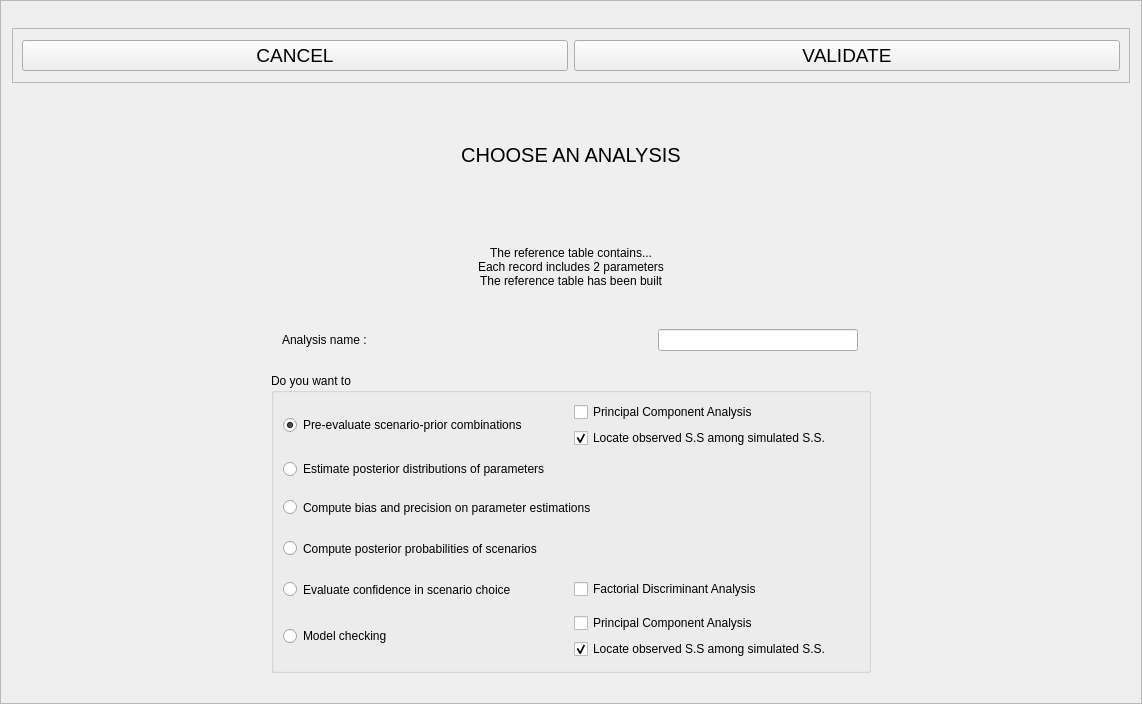
The window that python_interface/uis/defineAnalysis.ui (cbgp/diyabc) describes before a commit, drawn with Qt 5.
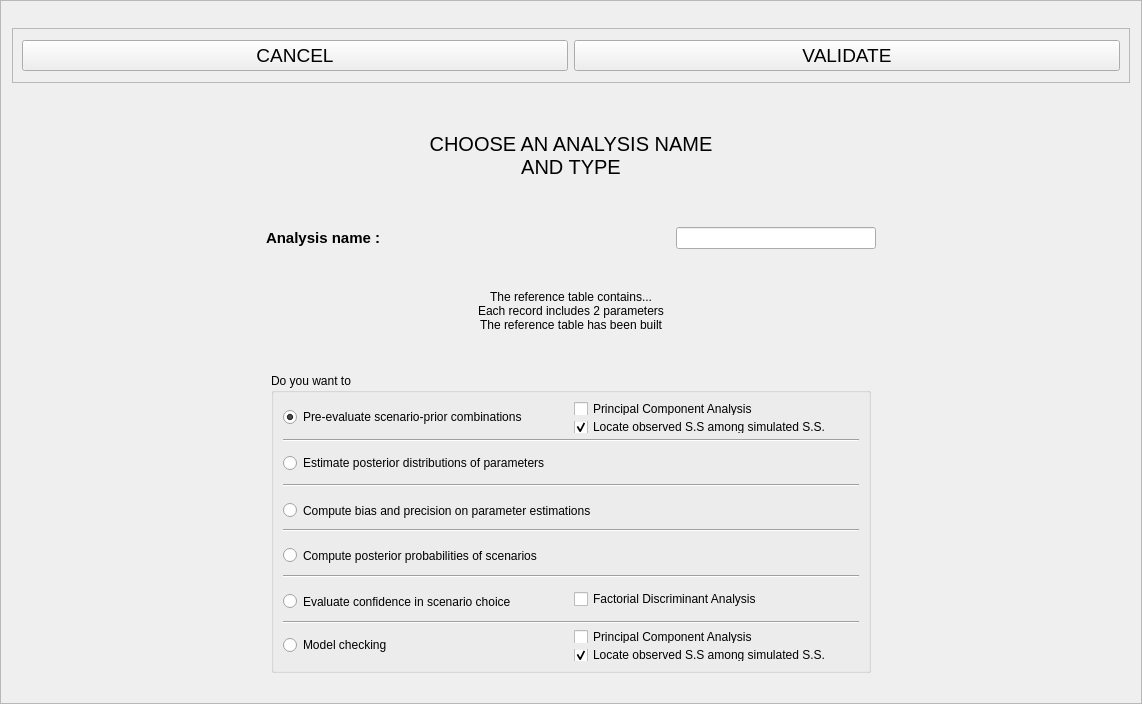
The same window after the commit.

Patch:
```diff
--- a/python_interface/uis/defineAnalysis.ui
+++ b/python_interface/uis/defineAnalysis.ui
@@ -106,31 +106,8 @@
       </font>
      </property>
      <property name="text">
-      <string>CHOOSE AN ANALYSIS</string>
-     </property>
-     <property name="alignment">
-      <set>Qt::AlignCenter</set>
-     </property>
-    </widget>
-   </item>
-   <item>
-    <widget class="QLabel" name="titleInfoLabel">
-     <property name="minimumSize">
-      <size>
-       <width>0</width>
-       <height>80</height>
-      </size>
-     </property>
-     <property name="maximumSize">
-      <size>
-       <width>16777215</width>
-       <height>80</height>
-      </size>
-     </property>
-     <property name="text">
-      <string>The reference table contains...
-Each record includes 2 parameters
-The reference table has been built</string>
+      <string>CHOOSE AN ANALYSIS NAME
+AND TYPE</string>
      </property>
      <property name="alignment">
       <set>Qt::AlignCenter</set>
@@ -143,16 +120,25 @@
       <widget class="QLabel" name="label_3">
        <property name="minimumSize">
         <size>
-         <width>100</width>
+         <width>150</width>
          <height>0</height>
         </size>
        </property>
        <property name="maximumSize">
         <size>
-         <width>100</width>
+         <width>150</width>
          <height>16777215</height>
         </size>
        </property>
+       <property name="font">
+        <font>
+         <pointsize>11</pointsize>
+         <weight>75</weight>
+         <bold>true</bold>
+         <underline>false</underline>
+         <strikeout>false</strikeout>
+        </font>
+       </property>
        <property name="text">
         <string>Analysis name : </string>
        </property>
@@ -176,6 +162,30 @@
      </item>
     </layout>
    </item>
+   <item>
+    <widget class="QLabel" name="titleInfoLabel">
+     <property name="minimumSize">
+      <size>
+       <width>0</width>
+       <height>80</height>
+      </size>
+     </property>
+     <property name="maximumSize">
+      <size>
+       <width>16777215</width>
+       <height>80</height>
+      </size>
+     </property>
+     <property name="text">
+      <string>The reference table contains...
+Each record includes 2 parameters
+The reference table has been built</string>
+     </property>
+     <property name="alignment">
+      <set>Qt::AlignCenter</set>
+     </property>
+    </widget>
+   </item>
    <item>
     <layout class="QHBoxLayout" name="horizontalLayout_2">
      <item>
@@ -244,6 +254,13 @@
           </item>
          </layout>
         </item>
+        <item>
+         <widget class="Line" name="line">
+          <property name="orientation">
+           <enum>Qt::Horizontal</enum>
+          </property>
+         </widget>
+        </item>
         <item>
          <widget class="QRadioButton" name="estimateRadio">
           <property name="minimumSize">
@@ -263,6 +280,13 @@
           </property>
          </widget>
         </item>
+        <item>
+         <widget class="Line" name="line_2">
+          <property name="orientation">
+           <enum>Qt::Horizontal</enum>
+          </property>
+         </widget>
+        </item>
         <item>
          <widget class="QRadioButton" name="biasRadio">
           <property name="minimumSize">
@@ -282,6 +306,13 @@
           </property>
          </widget>
         </item>
+        <item>
+         <widget class="Line" name="line_3">
+          <property name="orientation">
+           <enum>Qt::Horizontal</enum>
+          </property>
+         </widget>
+        </item>
         <item>
          <widget class="QRadioButton" name="comparisonRadio">
           <property name="minimumSize">
@@ -301,6 +332,13 @@
           </property>
          </widget>
         </item>
+        <item>
+         <widget class="Line" name="line_4">
+          <property name="orientation">
+           <enum>Qt::Horizontal</enum>
+          </property>
+         </widget>
+        </item>
         <item>
          <layout class="QHBoxLayout" name="horizontalLayout_6">
           <item>
@@ -331,6 +369,13 @@
           </item>
          </layout>
         </item>
+        <item>
+         <widget class="Line" name="line_5">
+          <property name="orientation">
+           <enum>Qt::Horizontal</enum>
+          </property>
+         </widget>
+        </item>
         <item>
          <layout class="QHBoxLayout" name="horizontalLayout_4">
           <item>
```
Left out of the diff: 2 changed lines with no effect on the pictures.
